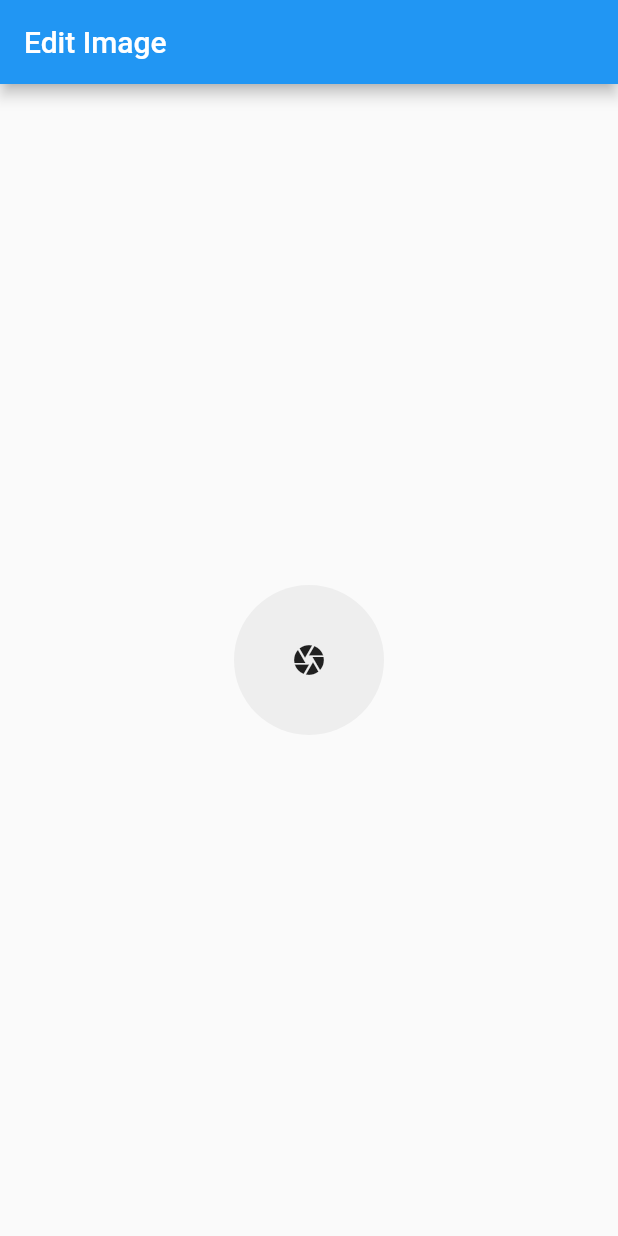
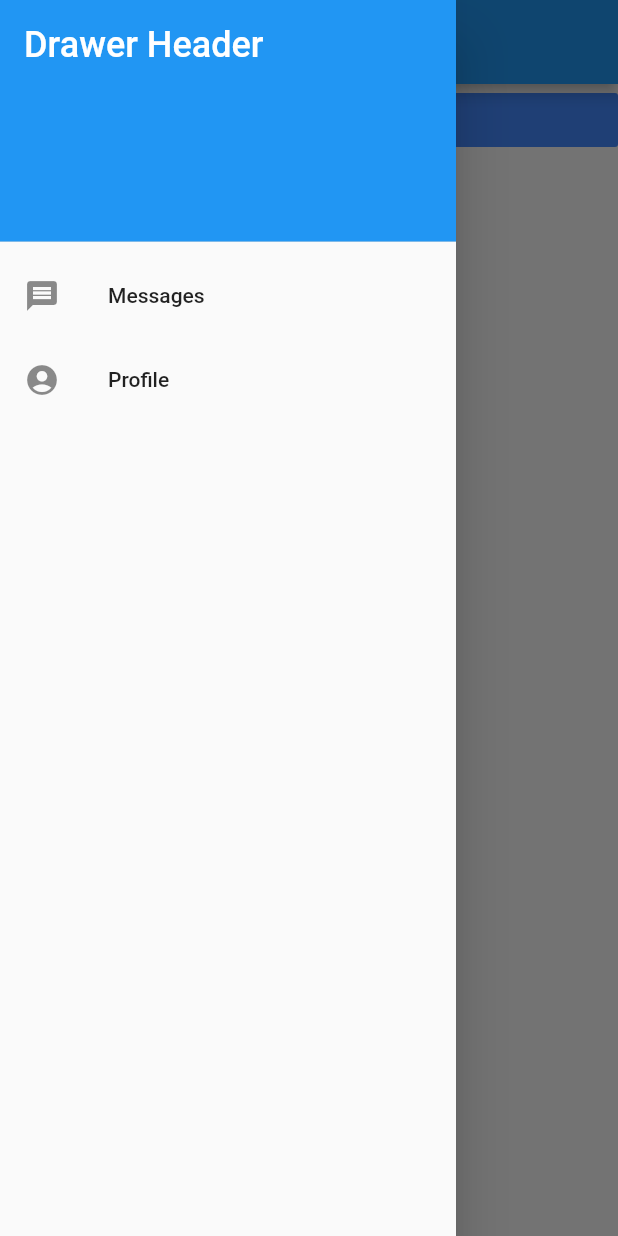
Before and after one commit to zainbinfurqan/flutter_tutorial, a Flutter app: the screen it shows after launch, with the side drawer open (before the commit the screen has no drawer), on a phone screen of 412 x 824 dp. Run offline on Flutter 3.47's test engine with Material 2 defaults, Android fonts, the phone set to English and light mode, and no system bars; our stand-ins replace image_picker, localstorage.

Commit message:
udpate routing system

```diff
--- a/lib/main.dart
+++ b/lib/main.dart
@@ -1,5 +1,9 @@
 import 'package:flutter/material.dart';
-import 'package:new_app/src/screen/editProfile/EditProfile.dart';
+import 'package:new_app/src/screen/LocalStorage/LocalStorage.dart';
+import 'package:new_app/src/screen/RoutingPages/Screen1.dart';
+import 'package:new_app/src/screen/RoutingPages/Screen2.dart';
+import 'package:new_app/src/screen/RoutingPages/Screen3.dart';
+// import 'package:new_app/src/screen/editProfile/EditProfile.dart';
 // import 'package:new_app/src/screen/imageGallery/ImageGallery.dart';
 // import 'package:new_app/src/screen/imageGallery/ImageGallery_1.dart';
 import 'package:new_app/src/services/api-services/api-services.dart';
@@ -26,7 +30,15 @@ class MyApp extends StatelessWidget {
       ),
       // home: ImageGallery(),
       // home: ImageGallery_1(),
-      home: EditProfile(),
+      // home: EditProfile(),
+      initialRoute: '/home',
+      routes: {
+        '/home': (context) => Screen1(),
+        '/profile': (context) => Screen2(),
+        '/project': (context) => Screen3(),
+      },
+      // home:Screen1(),
+      // home: LocalStoragess(),
     );
   }
 }
--- /dev/null
+++ b/lib/src/screen/RoutingPages/Screen1.dart
@@ -0,0 +1,68 @@
+import 'package:flutter/material.dart';
+
+class Screen1 extends StatefulWidget {
+  @override
+  _Screen1State createState() => _Screen1State();
+}
+
+class _Screen1State extends State<Screen1> {
+  void _navigation() {
+    Navigator.pushNamed(context, '/profile');
+  }
+
+  @override
+  Widget build(BuildContext context) {
+    return Scaffold(
+      appBar: AppBar(
+        title: Text("Home"),
+      ),
+      body: Column(
+        children: <Widget>[
+          Container(
+              child: Center(
+                  child: FlatButton(
+                      onPressed: () {
+                        _navigation();
+                      },
+                      textColor: Colors.white,
+                      color: Colors.blueAccent,
+                      child: Center(
+                        child: Text('Go to Profile'),
+                      )))),
+        ],
+      ),
+      drawer: Drawer(
+        child: ListView(
+          padding: EdgeInsets.zero,
+          children: const <Widget>[
+            DrawerHeader(
+              decoration: BoxDecoration(
+                color: Colors.blue,
+              ),
+              child: Text(
+                'Drawer Header',
+                style: TextStyle(
+                  color: Colors.white,
+                  fontSize: 24,
+                ),
+              ),
+            ),
+            ListTile(
+              leading: Icon(Icons.message),
+              title: Text('Messages'),
+            ),
+            ListTile(
+              leading: Icon(Icons.account_circle),
+              title: Text('Profile'),
+
+            ),
+            // ListTile(
+            //   leading: Icon(Icons.settings),
+            //   title: Text('Settings'),
+            // ),
+          ],
+        ),
+      ),
+    );
+  }
+}
--- a/pubspec.yaml
+++ b/pubspec.yaml
@@ -21,6 +21,7 @@ dependencies:
     sdk: flutter
   http: ^0.12.0+4
   image_picker: ^0.6.5+2
+  localstorage: ^3.0.0
   # The following adds the Cupertino Icons font to your application.
   # Use with the CupertinoIcons class for iOS style icons.
   cupertino_icons: ^0.1.2
```
Also changed, not shown: lib/src/screen/LocalStorage/LocalStorage.dart (added, +58 -0 lines), lib/src/screen/RoutingPages/Screen2.dart (added, +50 -0 lines), lib/src/screen/RoutingPages/Screen3.dart (added, +50 -0 lines), pubspec.lock.
